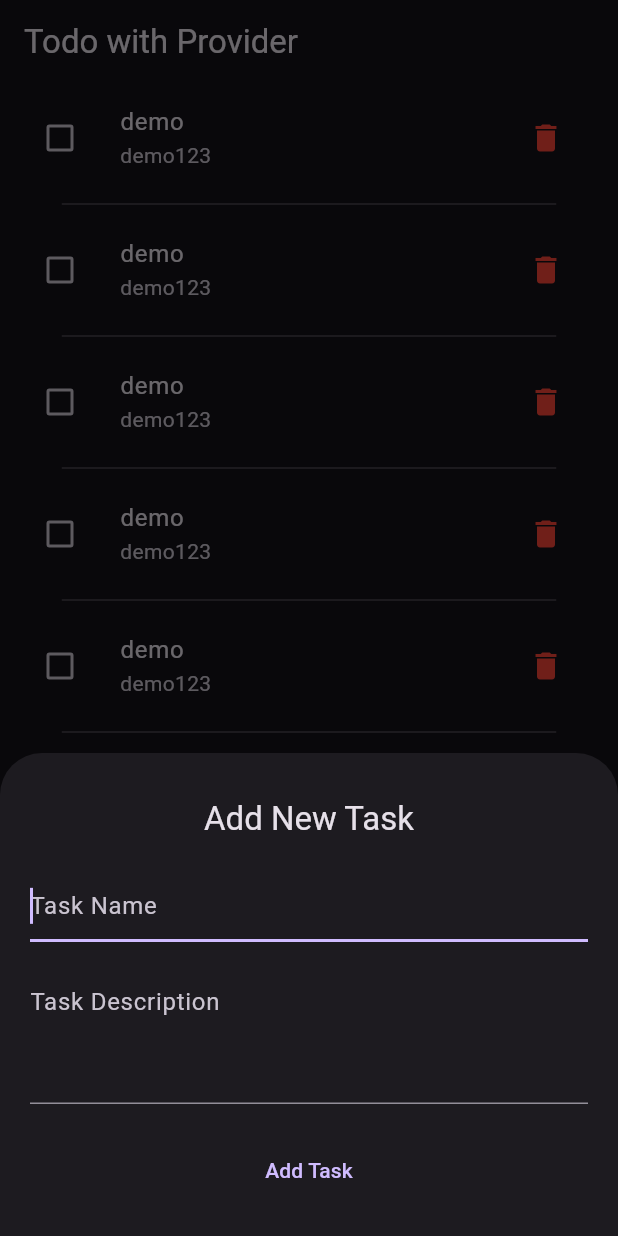
After one commit to Mohil9913/flutter_todo_provider, a Flutter app: the screen it shows after launch, after a tap on an icon or button, on a phone screen of 412 x 824 dp. The commit adds this screen. Run offline on Flutter 3.47's test engine with Material 3 defaults, Android fonts, the phone set to English and light mode, and no system bars.

Commit message:
Finished App

```diff
--- /dev/null
+++ b/devtools_options.yaml
@@ -0,0 +1,3 @@
+description: This file stores settings for Dart & Flutter DevTools.
+documentation: https://docs.flutter.dev/tools/devtools/extensions#configure-extension-enablement-states
+extensions:
--- a/lib/main.dart
+++ b/lib/main.dart
@@ -1,7 +1,17 @@
 import 'package:flutter/material.dart';
+import 'package:provider/provider.dart';
+import 'package:todo_provider/provider/task_provider.dart';
+import 'package:todo_provider/screen/todo_home.dart';
 
 void main() {
-  runApp(const MyApp());
+  runApp(
+    MultiProvider(
+      providers: [
+        ChangeNotifierProvider(create: (context) => TaskProvider()),
+      ],
+      child: const MyApp(),
+    ),
+  );
 }
 
 class MyApp extends StatelessWidget {
@@ -10,12 +20,9 @@ class MyApp extends StatelessWidget {
   @override
   Widget build(BuildContext context) {
     return MaterialApp(
-      title: 'Todo in Provider',
-      theme: ThemeData(
-        colorScheme: ColorScheme.fromSeed(seedColor: Colors.blue),
-        useMaterial3: true,
-      ),
-      home: const Placeholder(),
+      title: 'Todo with Provider',
+      theme: ThemeData.dark(),
+      home: TodoHome(),
     );
   }
 }
--- /dev/null
+++ b/lib/model/task_model.dart
@@ -0,0 +1,11 @@
+class Task {
+  String title;
+  String description;
+  bool isCompleted;
+
+  Task({
+    required this.title,
+    required this.description,
+    this.isCompleted = false,
+  });
+}
--- /dev/null
+++ b/lib/provider/task_provider.dart
@@ -0,0 +1,42 @@
+import 'package:flutter/cupertino.dart';
+import 'package:todo_provider/model/task_model.dart';
+
+class TaskProvider with ChangeNotifier {
+  final List<Task> _tasks = [
+    Task(title: 'demo', description: 'demo123'),
+    Task(title: 'demo', description: 'demo123'),
+    Task(title: 'demo', description: 'demo123'),
+    Task(title: 'demo', description: 'demo123'),
+    Task(title: 'demo', description: 'demo123'),
+    Task(title: 'demo', description: 'demo123'),
+    Task(title: 'demo', description: 'demo123'),
+    Task(title: 'demo', description: 'demo123'),
+    Task(title: 'demo', description: 'demo123'),
+    Task(title: 'demo', description: 'demo123'),
+    Task(title: 'demo', description: 'demo123'),
+    Task(title: 'demo', description: 'demo123'),
+    Task(title: 'demo', description: 'demo123'),
+    Task(title: 'demo', description: 'demo123'),
+    Task(title: 'demo', description: 'demo123'),
+    Task(title: 'demo', description: 'demo123'),
+    Task(title: 'demo', description: 'demo123'),
+  ];
+
+  //getter to get list of tasks
+  List<Task> get tasks => _tasks;
+
+  void addTask(String title, String description) {
+    _tasks.add(Task(title: title, description: description));
+    notifyListeners();
+  }
+
+  void deleteTask(int index) {
+    _tasks.removeAt(index);
+    notifyListeners();
+  }
+
+  void toggleTaskStatus(int index) {
+    _tasks[index].isCompleted = !_tasks[index].isCompleted;
+    notifyListeners();
+  }
+}
--- /dev/null
+++ b/lib/screen/todo_home.dart
@@ -0,0 +1,231 @@
+import 'package:flutter/cupertino.dart';
+import 'package:flutter/material.dart';
+import 'package:provider/provider.dart';
+import 'package:todo_provider/provider/task_provider.dart';
+
+class TodoHome extends StatelessWidget {
+  TodoHome({super.key});
+
+  final TextEditingController taskTitle = TextEditingController();
+  final TextEditingController taskDescription = TextEditingController();
+  final ValueNotifier<bool> showWarning = ValueNotifier(false);
+
+  void addNewTask(
+    BuildContext context,
+    TaskProvider taskProvider,
+  ) {
+    showModalBottomSheet(
+      context: context,
+      isScrollControlled: true,
+      builder: (context) {
+        return Padding(
+          padding: EdgeInsets.fromLTRB(
+            20,
+            30,
+            20,
+            MediaQuery.of(context).viewInsets.bottom,
+          ),
+          child: Column(
+            mainAxisSize: MainAxisSize.min,
+            crossAxisAlignment: CrossAxisAlignment.start,
+            children: [
+              Center(
+                child: Text(
+                  'Add New Task',
+                  style: Theme.of(context).textTheme.titleLarge,
+                ),
+              ),
+              SizedBox(height: 20),
+              TextField(
+                controller: taskTitle,
+                autofocus: true,
+                focusNode: FocusNode(),
+                decoration: InputDecoration(hintText: 'Task Name'),
+              ),
+              SizedBox(height: 20),
+
+              TextField(
+                controller: taskDescription,
+                focusNode: FocusNode(),
+                decoration: InputDecoration(hintText: 'Task Description'),
+                minLines: 3,
+                maxLines: 5,
+              ),
+              SizedBox(height: 20),
+
+              // Display warning if task title is empty
+              ValueListenableBuilder<bool>(
+                valueListenable: showWarning,
+                builder: (context, value, child) {
+                  if (!value) {
+                    return Container();
+                  }
+                  return Text(
+                    'Text Fields can\'t be empty',
+                    style: TextStyle(color: Colors.red),
+                  );
+                },
+              ),
+
+              Padding(
+                padding: const EdgeInsets.symmetric(horizontal: 20),
+                child: SizedBox(
+                  width: double.maxFinite,
+                  child: TextButton(
+                    onPressed: () {
+                      if (taskTitle.text.trim() == '' ||
+                          taskDescription.text.trim() == '') {
+                        showWarning.value = true;
+
+                        Future.delayed(Duration(seconds: 3), () {
+                          showWarning.value = false;
+                        });
+
+                        return;
+                      }
+                      taskProvider.addTask(
+                          taskTitle.text, taskDescription.text);
+                      taskTitle.clear();
+                      taskDescription.clear();
+                      showWarning.value = false;
+                      Navigator.pop(context);
+                    },
+                    child: Text('Add Task'),
+                  ),
+                ),
+              ),
+              SizedBox(height: 20),
+            ],
+          ),
+        );
+      },
+    );
+  }
+
+  void confirmDeleteTask(
+    BuildContext context,
+    TaskProvider taskProvider,
+    int index,
+  ) {
+    showModalBottomSheet(
+      isScrollControlled: true,
+      context: context,
+      builder: (context) {
+        return Padding(
+          padding: EdgeInsets.fromLTRB(
+              20, 30, 20, MediaQuery.of(context).viewInsets.bottom),
+          child: Column(
+            mainAxisSize: MainAxisSize.min,
+            crossAxisAlignment: CrossAxisAlignment.center,
+            children: [
+              Text(
+                'Confirm Delete ${taskProvider.tasks[index].title} ?',
+                style: Theme.of(context).textTheme.titleMedium,
+              ),
+              SizedBox(
+                height: 30,
+              ),
+              Row(
+                mainAxisAlignment: MainAxisAlignment.end,
+                children: [
+                  TextButton(
+                    onPressed: () {
+                      Navigator.pop(context);
+                    },
+                    child: Text(
+                      'Cancel',
+                      style: TextStyle(color: Colors.white70),
+                    ),
+                  ),
+                  SizedBox(
+                    width: 20,
+                  ),
+                  ElevatedButton(
+                    onPressed: () {
+                      taskProvider.deleteTask(index);
+                      Navigator.pop(context);
+                    },
+                    style:
+                        ElevatedButton.styleFrom(backgroundColor: Colors.red),
+                    child: Text(
+                      'Delete',
+                      style: TextStyle(color: Colors.white),
+                    ),
+                  ),
+                ],
+              ),
+              SizedBox(
+                height: 30,
+              ),
+            ],
+          ),
+        );
+      },
+    );
+  }
+
+  @override
+  Widget build(BuildContext context) {
+    final taskProvider = context.watch<TaskProvider>();
+
+    return Scaffold(
+      appBar: AppBar(
+        title: Text('Todo with Provider'),
+      ),
+      floatingActionButton: FloatingActionButton(
+        onPressed: () {
+          addNewTask(context, taskProvider);
+        },
+        child: Icon(CupertinoIcons.plus),
+      ),
+      body: taskProvider.tasks.isEmpty
+          ? Center(
+              child: Text('No Pending Tasks!'),
+            )
+          : ListView.builder(
+              itemCount: taskProvider.tasks.length,
+              itemBuilder: (context, index) {
+                final task = taskProvider.tasks[index];
+                return Column(
+                  children: [
+                    ListTile(
+                      title: Text(task.title,
+                          style: task.isCompleted
+                              ? TextStyle(
+                                  decoration: TextDecoration.lineThrough,
+                                  color: Colors.grey)
+                              : null),
+                      subtitle: Text(task.description,
+                          style: task.isCompleted
+                              ? TextStyle(
+                                  decoration: TextDecoration.lineThrough,
+                                  color: Colors.grey)
+                              : null),
+                      leading: Checkbox(
+                        value: task.isCompleted,
+                        onChanged: (value) {
+                          taskProvider.toggleTaskStatus(index);
+                        },
+                      ),
+                      trailing: IconButton(
+                        onPressed: () {
+                          confirmDeleteTask(context, taskProvider, index);
+                        },
+                        icon: Icon(
+                          Icons.delete,
+                          color: Colors.red,
+                        ),
+                      ),
+                    ),
+                    Padding(
+                      padding: EdgeInsets.symmetric(
+                          horizontal: MediaQuery.of(context).size.width * 0.1),
+                      child: Divider(),
+                    ),
+                  ],
+                );
+              },
+            ),
+    );
+  }
+}
```
